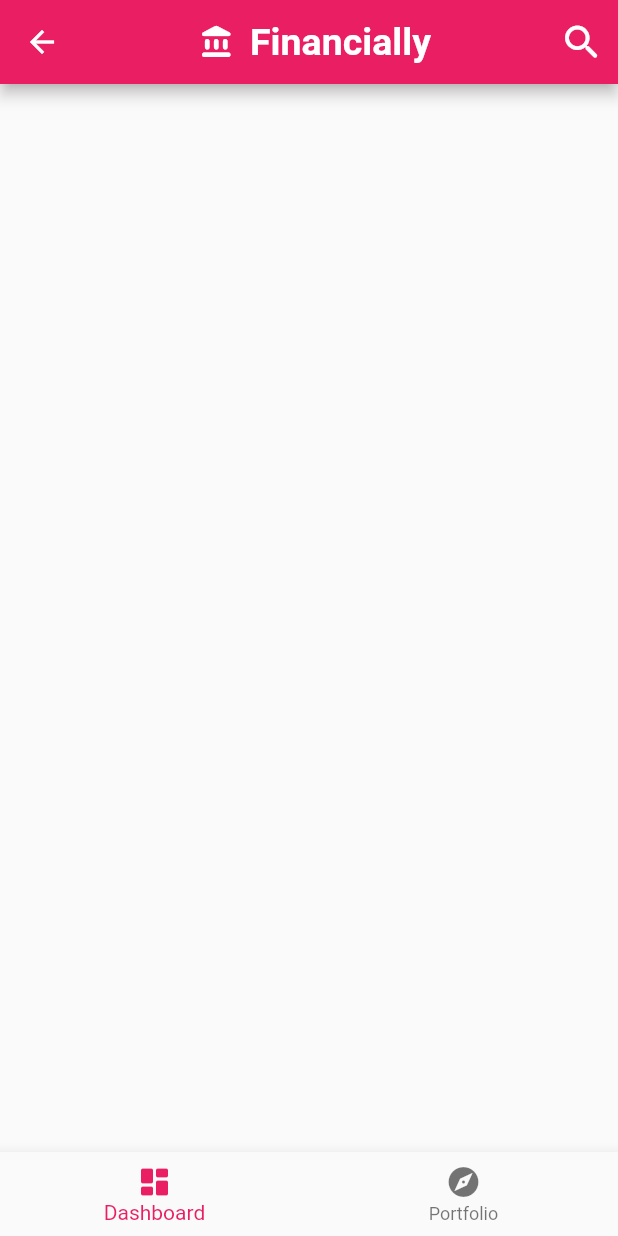
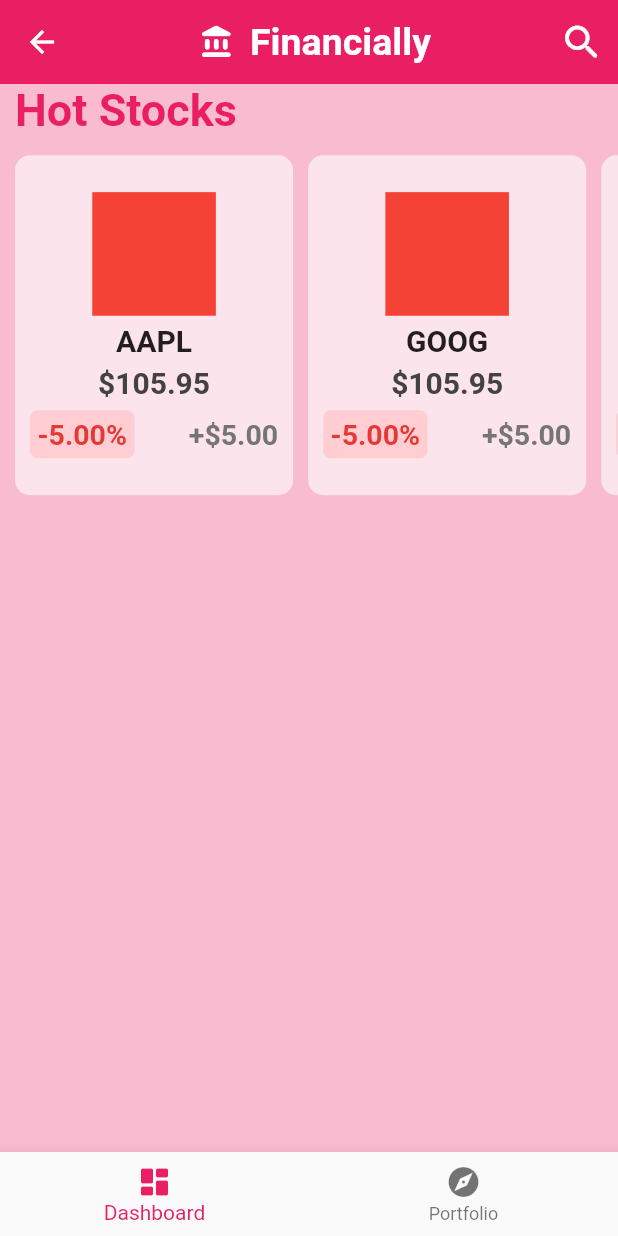
Before and after one commit to cyrus-wg/financially, a Flutter app: the MainPage screen opened by its route, on a phone screen of 412 x 824 dp. Run offline on Flutter 3.47's test engine with Material 2 defaults, Android fonts, the light colour scheme and no system bars; our stand-ins replace auto_route, cloud_firestore, firebase_auth, firebase_core, firebase_storage, infinite_scroll_pagination and 1 more; missing offline and left inert: algolia_helper_flutter; accounts and stored records are empty.

Commit message:
add hot stocks template

```diff
--- a/lib/components/dashboard.dart
+++ b/lib/components/dashboard.dart
@@ -1,5 +1,4 @@
-import 'package:auto_route/auto_route.dart';
-import 'package:firebase_auth/firebase_auth.dart';
+import 'package:financially/components/hotStockRow.dart';
 import 'package:flutter/material.dart';
 
 class Dashboard extends StatefulWidget {
@@ -12,6 +11,12 @@
 class _DashboardState extends State<Dashboard> {
   @override
   Widget build(BuildContext context) {
-    return Container();
+    return Container(
+      child: ListView(
+        children: [
+          HotStockRow(),
+        ],
+      ),
+    );
   }
 }
--- a/lib/components/hotStockCard.dart
+++ b/lib/components/hotStockCard.dart
@@ -1,20 +1,98 @@
 import 'dart:typed_data';
 
+import 'package:auto_route/auto_route.dart';
 import 'package:flutter/material.dart';
 
 class HotStockCard extends StatefulWidget {
   final String ticker;
-  late final Uint8List image;
-  late final double price;
-  HotStockCard({super.key, required this.ticker});
+  const HotStockCard({super.key, required this.ticker});
 
   @override
   State<HotStockCard> createState() => _HotStockCardState();
 }
 
 class _HotStockCardState extends State<HotStockCard> {
+  late final Uint8List image;
+  late final String price = '\$105.95';
+  late final String pert = '-5.00%';
+  late final String value = '+\$5.00';
   @override
   Widget build(BuildContext context) {
-    return Container();
+    return InkWell(
+      onTap: () {
+        context.router.pushNamed('/stock/${widget.ticker}');
+      },
+      child: Container(
+        height: MediaQuery.of(context).size.width * 0.55,
+        width: MediaQuery.of(context).size.width * 0.45,
+        decoration: BoxDecoration(
+          color: Colors.pink.shade50,
+          borderRadius: BorderRadius.circular(10),
+        ),
+        child: Column(
+          mainAxisAlignment: MainAxisAlignment.center,
+          children: [
+            SizedBox(
+              height: MediaQuery.of(context).size.width * 0.2,
+              width: MediaQuery.of(context).size.width * 0.2,
+              child: Container(color: Colors.red),
+            ),
+            const SizedBox(height: 5),
+            Text(
+              widget.ticker,
+              style: const TextStyle(
+                fontSize: 20,
+                fontWeight: FontWeight.bold,
+              ),
+            ),
+            const SizedBox(height: 5),
+            Text(
+              '$price',
+              style: TextStyle(
+                color: Colors.grey.shade800,
+                fontSize: 20,
+                fontWeight: FontWeight.w700,
+              ),
+            ),
+            const SizedBox(height: 7),
+            Padding(
+              padding: const EdgeInsets.symmetric(horizontal: 10),
+              child: Row(
+                mainAxisAlignment: MainAxisAlignment.spaceBetween,
+                children: [
+                  Container(
+                    padding: EdgeInsets.all(5),
+                    decoration: BoxDecoration(
+                      borderRadius: BorderRadius.circular(5),
+                      color: pert[0] == '+'
+                          ? Colors.green.shade100
+                          : Colors.red.shade100,
+                    ),
+                    child: Text(
+                      '$pert',
+                      style: TextStyle(
+                        fontSize: 19,
+                        fontWeight: FontWeight.w600,
+                        color: pert[0] == '+'
+                            ? Colors.green.shade600
+                            : Colors.red.shade600,
+                      ),
+                    ),
+                  ),
+                  Text(
+                    '$value',
+                    style: TextStyle(
+                      fontSize: 19,
+                      color: Colors.grey.shade600,
+                      fontWeight: FontWeight.w600,
+                    ),
+                  ),
+                ],
+              ),
+            )
+          ],
+        ),
+      ),
+    );
   }
 }
--- /dev/null
+++ b/lib/components/hotStockRow.dart
@@ -0,0 +1,62 @@
+import 'package:financially/components/hotStockCard.dart';
+import 'package:flutter/material.dart';
+
+class HotStockRow extends StatelessWidget {
+  const HotStockRow({super.key});
+
+  @override
+  Widget build(BuildContext context) {
+    return Container(
+      child: Column(
+        mainAxisSize: MainAxisSize.min,
+        crossAxisAlignment: CrossAxisAlignment.start,
+        children: [
+          const Padding(
+            padding: EdgeInsets.symmetric(horizontal: 10),
+            child: Text(
+              'Hot Stocks',
+              style: TextStyle(
+                fontSize: 30,
+                fontWeight: FontWeight.bold,
+                color: Colors.pink,
+              ),
+            ),
+          ),
+          SizedBox(
+            height: MediaQuery.of(context).size.width * 0.55 + 25,
+            child: ListView(
+              scrollDirection: Axis.horizontal,
+              padding: const EdgeInsets.symmetric(horizontal: 5),
+              children: [
+                UnconstrainedBox(
+                  child: Container(
+                    padding: EdgeInsets.symmetric(horizontal: 5),
+                    child: HotStockCard(ticker: 'AAPL'),
+                  ),
+                ),
+                UnconstrainedBox(
+                  child: Container(
+                    padding: EdgeInsets.symmetric(horizontal: 5),
+                    child: HotStockCard(ticker: 'GOOG'),
+                  ),
+                ),
+                UnconstrainedBox(
+                  child: Container(
+                    padding: EdgeInsets.symmetric(horizontal: 5),
+                    child: HotStockCard(ticker: 'INTC'),
+                  ),
+                ),
+                UnconstrainedBox(
+                  child: Container(
+                    padding: EdgeInsets.symmetric(horizontal: 5),
+                    child: HotStockCard(ticker: 'META'),
+                  ),
+                ),
+              ],
+            ),
+          ),
+        ],
+      ),
+    );
+  }
+}
--- a/lib/main.dart
+++ b/lib/main.dart
@@ -19,7 +19,7 @@
   final user = FirebaseAuth.instance.currentUser;
   @override
   Widget build(BuildContext context) {
-    print(user);
+    // print(user);
     return MaterialApp.router(
       theme: ThemeData(
         primarySwatch: Colors.pink,
--- a/lib/pages/mainPage.dart
+++ b/lib/pages/mainPage.dart
@@ -23,6 +23,7 @@
   Widget build(BuildContext context) {
     return Scaffold(
       appBar: AppBar(
+          elevation: 0,
           title: Row(
             mainAxisAlignment: MainAxisAlignment.center,
             children: const [
@@ -49,7 +50,10 @@
               },
             )
           ]),
-      body: pages[_selectedIndex],
+      body: Container(
+        color: Colors.pink.shade100,
+        child: pages[_selectedIndex],
+      ),
       bottomNavigationBar: BottomNavigationBar(
         items: const <BottomNavigationBarItem>[
           BottomNavigationBarItem(
--- a/lib/pages/welcomePage.dart
+++ b/lib/pages/welcomePage.dart
@@ -110,7 +110,7 @@
                         tickers.length,
                         (index) => Center(
                           child: Container(
-                              height: MediaQuery.of(context).size.width * 0.45,
+                              height: MediaQuery.of(context).size.width * 0.5,
                               width: MediaQuery.of(context).size.width * 0.4,
                               padding: const EdgeInsets.all(2),
                               child: ClipRRect(
```
